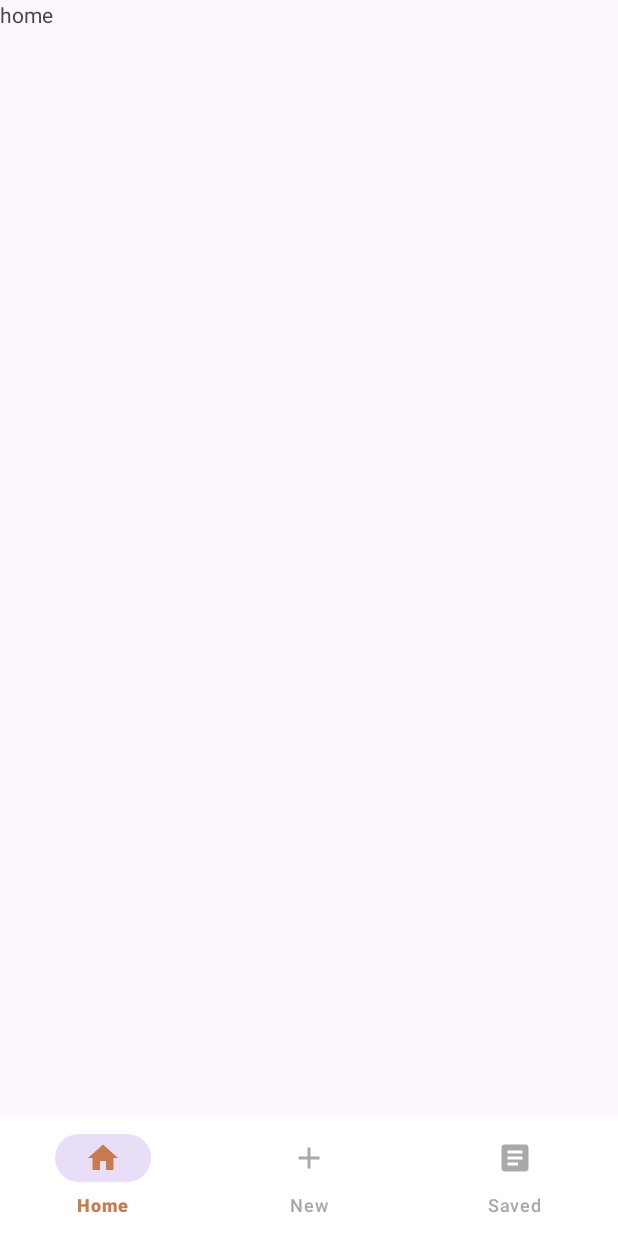
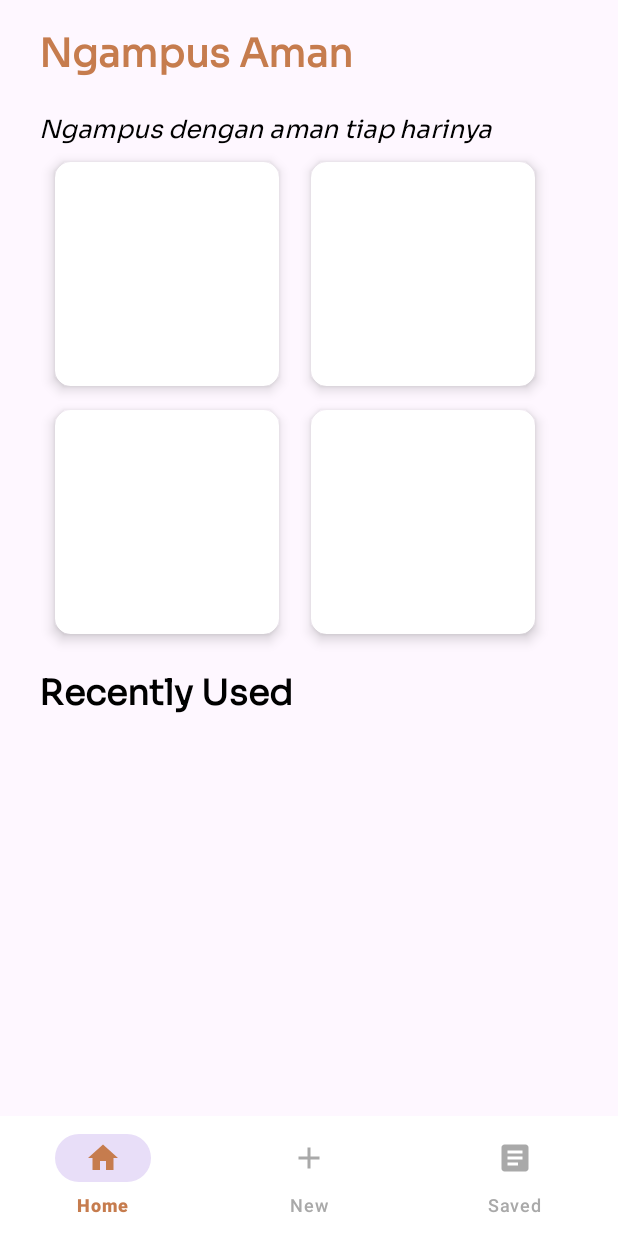
Before and after one commit to YosepEChristo/Hape, an Android app: the screen it shows after launch (MainActivity), on a phone screen of 412 x 824 dp. Run offline under Robolectric (Android 15) with nearby library versions, the phone set to English and light mode, and no system bars; our stand-ins replace navigation-ui, sdp/ssp sizes.

Commit message:
Home Page Edit

```diff
--- a/app/src/main/AndroidManifest.xml
+++ b/app/src/main/AndroidManifest.xml
@@ -13,7 +13,7 @@
         android:theme="@style/Theme.NgampusAman"
         tools:targetApi="31">
         <activity
-            android:name=".MainActivity"
+            android:name=".ui.Activity.MainActivity"
             android:exported="true">
             <intent-filter>
                 <action android:name="android.intent.action.MAIN" />
--- a/app/src/main/java/com/example/ngampusaman/MainActivity.kt
+++ b/app/src/main/java/com/example/ngampusaman/ui/Activity/MainActivity.kt
@@ -1,9 +1,10 @@
-package com.example.ngampusaman
+package com.example.ngampusaman.ui.Activity
 
 import androidx.appcompat.app.AppCompatActivity
 import android.os.Bundle
 import androidx.navigation.Navigation
 import androidx.navigation.ui.NavigationUI
+import com.example.ngampusaman.R
 import com.google.android.material.bottomnavigation.BottomNavigationView
 
 class MainActivity : AppCompatActivity() {
@@ -12,7 +13,7 @@ class MainActivity : AppCompatActivity() {
         setContentView(R.layout.activity_main)
 
         val bottomNavigation = findViewById<BottomNavigationView>(R.id.btm_nav)
-        val navController = Navigation.findNavController(this,R.id.host_fragment)
+        val navController = Navigation.findNavController(this, R.id.host_fragment)
 
         NavigationUI.setupWithNavController(bottomNavigation,navController)
     }
--- a/app/src/main/java/com/example/ngampusaman/SavedFragment.kt
+++ b/app/src/main/java/com/example/ngampusaman/ui/Fragment/HomeFragment.kt
@@ -1,10 +1,11 @@
-package com.example.ngampusaman
+package com.example.ngampusaman.ui.Fragment
 
 import android.os.Bundle
 import androidx.fragment.app.Fragment
 import android.view.LayoutInflater
 import android.view.View
 import android.view.ViewGroup
+import com.example.ngampusaman.R
 
 // TODO: Rename parameter arguments, choose names that match
 // the fragment initialization parameters, e.g. ARG_ITEM_NUMBER
@@ -13,10 +14,10 @@ private const val ARG_PARAM2 = "param2"
 
 /**
  * A simple [Fragment] subclass.
- * Use the [SavedFragment.newInstance] factory method to
+ * Use the [HomeFragment.newInstance] factory method to
  * create an instance of this fragment.
  */
-class SavedFragment : Fragment() {
+class HomeFragment : Fragment() {
     // TODO: Rename and change types of parameters
     private var param1: String? = null
     private var param2: String? = null
@@ -34,7 +35,7 @@ class SavedFragment : Fragment() {
         savedInstanceState: Bundle?
     ): View? {
         // Inflate the layout for this fragment
-        return inflater.inflate(R.layout.fragment_saved, container, false)
+        return inflater.inflate(R.layout.fragment_home, container, false)
     }
 
     companion object {
@@ -44,12 +45,12 @@ class SavedFragment : Fragment() {
          *
          * @param param1 Parameter 1.
          * @param param2 Parameter 2.
-         * @return A new instance of fragment SavedFragment.
+         * @return A new instance of fragment HomeFragment.
          */
         // TODO: Rename and change types and number of parameters
         @JvmStatic
         fun newInstance(param1: String, param2: String) =
-            SavedFragment().apply {
+            HomeFragment().apply {
                 arguments = Bundle().apply {
                     putString(ARG_PARAM1, param1)
                     putString(ARG_PARAM2, param2)
--- a/app/src/main/java/com/example/ngampusaman/TemplateFragment.kt
+++ b/app/src/main/java/com/example/ngampusaman/ui/Fragment/SavedFragment.kt
@@ -1,10 +1,11 @@
-package com.example.ngampusaman
+package com.example.ngampusaman.ui.Fragment
 
 import android.os.Bundle
 import androidx.fragment.app.Fragment
 import android.view.LayoutInflater
 import android.view.View
 import android.view.ViewGroup
+import com.example.ngampusaman.R
 
 // TODO: Rename parameter arguments, choose names that match
 // the fragment initialization parameters, e.g. ARG_ITEM_NUMBER
@@ -13,10 +14,10 @@ private const val ARG_PARAM2 = "param2"
 
 /**
  * A simple [Fragment] subclass.
- * Use the [TemplateFragment.newInstance] factory method to
+ * Use the [SavedFragment.newInstance] factory method to
  * create an instance of this fragment.
  */
-class TemplateFragment : Fragment() {
+class SavedFragment : Fragment() {
     // TODO: Rename and change types of parameters
     private var param1: String? = null
     private var param2: String? = null
@@ -34,7 +35,7 @@ class TemplateFragment : Fragment() {
         savedInstanceState: Bundle?
     ): View? {
         // Inflate the layout for this fragment
-        return inflater.inflate(R.layout.fragment_template, container, false)
+        return inflater.inflate(R.layout.fragment_saved, container, false)
     }
 
     companion object {
@@ -44,12 +45,12 @@ class TemplateFragment : Fragment() {
          *
          * @param param1 Parameter 1.
          * @param param2 Parameter 2.
-         * @return A new instance of fragment TemplateFragment.
+         * @return A new instance of fragment SavedFragment.
          */
         // TODO: Rename and change types and number of parameters
         @JvmStatic
         fun newInstance(param1: String, param2: String) =
-            TemplateFragment().apply {
+            SavedFragment().apply {
                 arguments = Bundle().apply {
                     putString(ARG_PARAM1, param1)
                     putString(ARG_PARAM2, param2)
--- a/app/src/main/java/com/example/ngampusaman/HomeFragment.kt
+++ b/app/src/main/java/com/example/ngampusaman/ui/Fragment/TemplateFragment.kt
@@ -1,10 +1,11 @@
-package com.example.ngampusaman
+package com.example.ngampusaman.ui.Fragment
 
 import android.os.Bundle
 import androidx.fragment.app.Fragment
 import android.view.LayoutInflater
 import android.view.View
 import android.view.ViewGroup
+import com.example.ngampusaman.R
 
 // TODO: Rename parameter arguments, choose names that match
 // the fragment initialization parameters, e.g. ARG_ITEM_NUMBER
@@ -13,10 +14,10 @@ private const val ARG_PARAM2 = "param2"
 
 /**
  * A simple [Fragment] subclass.
- * Use the [HomeFragment.newInstance] factory method to
+ * Use the [TemplateFragment.newInstance] factory method to
  * create an instance of this fragment.
  */
-class HomeFragment : Fragment() {
+class TemplateFragment : Fragment() {
     // TODO: Rename and change types of parameters
     private var param1: String? = null
     private var param2: String? = null
@@ -34,7 +35,7 @@ class HomeFragment : Fragment() {
         savedInstanceState: Bundle?
     ): View? {
         // Inflate the layout for this fragment
-        return inflater.inflate(R.layout.fragment_home, container, false)
+        return inflater.inflate(R.layout.fragment_template, container, false)
     }
 
     companion object {
@@ -44,12 +45,12 @@ class HomeFragment : Fragment() {
          *
          * @param param1 Parameter 1.
          * @param param2 Parameter 2.
-         * @return A new instance of fragment HomeFragment.
+         * @return A new instance of fragment TemplateFragment.
          */
         // TODO: Rename and change types and number of parameters
         @JvmStatic
         fun newInstance(param1: String, param2: String) =
-            HomeFragment().apply {
+            TemplateFragment().apply {
                 arguments = Bundle().apply {
                     putString(ARG_PARAM1, param1)
                     putString(ARG_PARAM2, param2)
--- a/app/src/main/res/font/fonts.xml
+++ /dev/null
@@ -1,4 +0,0 @@
-<?xml version="1.0" encoding="utf-8"?>
-<font-family xmlns:android="http://schemas.android.com/apk/res/android">
-
-</font-family>
--- a/app/src/main/res/layout/activity_main.xml
+++ b/app/src/main/res/layout/activity_main.xml
@@ -4,7 +4,7 @@
     xmlns:tools="http://schemas.android.com/tools"
     android:layout_width="match_parent"
     android:layout_height="match_parent"
-    tools:context=".MainActivity">
+    tools:context=".ui.Activity.MainActivity">
 
     <fragment
         android:id="@+id/host_fragment"
--- a/app/src/main/res/layout/fragment_home.xml
+++ b/app/src/main/res/layout/fragment_home.xml
@@ -1,14 +1,121 @@
 <?xml version="1.0" encoding="utf-8"?>
-<FrameLayout xmlns:android="http://schemas.android.com/apk/res/android"
+<LinearLayout xmlns:android="http://schemas.android.com/apk/res/android"
     xmlns:tools="http://schemas.android.com/tools"
     android:layout_width="match_parent"
+    android:orientation="vertical"
     android:layout_height="match_parent"
-    tools:context=".HomeFragment">
+    xmlns:app="http://schemas.android.com/apk/res-auto"
+    tools:context=".ui.Fragment.HomeFragment">
+    <TextView
+        android:id="@+id/header_home"
+        android:layout_width="wrap_content"
+        android:layout_height="wrap_content"
+        android:layout_marginStart="@dimen/_20sdp"
+        android:layout_marginTop="@dimen/_10sdp"
+        android:fontFamily="@font/sora"
+        android:text="@string/headerHome"
+        android:textColor="@color/brown"
+        android:textSize="@dimen/_20ssp"
+        android:textStyle="bold" />
 
-    <!-- TODO: Update blank fragment layout -->
-    <TextView
+    <ScrollView
         android:layout_width="match_parent"
         android:layout_height="match_parent"
-        android:text="home" />
+        android:layout_weight="1"
+        android:layout_marginStart="@dimen/_20sdp"
+        android:layout_marginEnd="@dimen/_20sdp">
 
-</FrameLayout>
+        <androidx.constraintlayout.widget.ConstraintLayout
+            android:layout_width="wrap_content"
+            android:layout_height="wrap_content"
+            >
+
+            <TextView
+                android:id="@+id/motto"
+                android:layout_width="match_parent"
+                android:layout_height="wrap_content"
+                android:layout_marginTop="@dimen/_15ssp"
+                android:fontFamily="@font/sora"
+                android:text="Ngampus dengan aman tiap harinya"
+                android:textColor="@color/black"
+                android:textSize="@dimen/_13ssp"
+                android:textStyle="italic"
+                app:layout_constraintTop_toTopOf="parent" />
+
+            <androidx.cardview.widget.CardView
+                android:id="@+id/cv_one"
+                android:layout_width="@dimen/_115sdp"
+                android:layout_height="@dimen/_115sdp"
+                android:layout_margin="@dimen/_8ssp"
+                android:layout_marginTop="8dp"
+                app:cardBackgroundColor="@color/white"
+                app:cardCornerRadius="@dimen/_8ssp"
+                app:cardElevation="@dimen/_4ssp"
+                app:layout_constraintEnd_toStartOf="@id/cv_two"
+                app:layout_constraintHorizontal_chainStyle="packed"
+                app:layout_constraintStart_toStartOf="parent"
+                app:layout_constraintTop_toBottomOf="@id/motto">
+            </androidx.cardview.widget.CardView>
+
+
+            <androidx.cardview.widget.CardView
+                android:id="@+id/cv_two"
+                android:layout_width="@dimen/_115sdp"
+                android:layout_height="@dimen/_115sdp"
+                android:layout_margin="@dimen/_8ssp"
+                app:cardBackgroundColor="@color/white"
+                app:cardCornerRadius="@dimen/_8ssp"
+                app:cardElevation="@dimen/_4ssp"
+                app:layout_constraintEnd_toEndOf="parent"
+                app:layout_constraintStart_toEndOf="@id/cv_one"
+                app:layout_constraintTop_toBottomOf="@id/motto">
+            </androidx.cardview.widget.CardView>
+
+
+            <androidx.cardview.widget.CardView
+                android:id="@+id/cv_three"
+                android:layout_width="@dimen/_115sdp"
+                android:layout_height="@dimen/_115sdp"
+                android:layout_marginTop="16dp"
+                app:cardBackgroundColor="@color/white"
+                app:cardCornerRadius="@dimen/_8ssp"
+                app:cardElevation="@dimen/_4ssp"
+                app:layout_constraintEnd_toEndOf="@id/cv_one"
+                app:layout_constraintHorizontal_chainStyle="packed"
+                app:layout_constraintStart_toStartOf="@id/cv_one"
+                app:layout_constraintTop_toBottomOf="@id/cv_one">
+            </androidx.cardview.widget.CardView>
+
+
+            <androidx.cardview.widget.CardView
+                android:id="@+id/cv_four"
+                android:layout_width="@dimen/_115sdp"
+                android:layout_height="@dimen/_115sdp"
+                android:layout_margin="@dimen/_8ssp"
+                app:cardBackgroundColor="@color/white"
+                app:cardCornerRadius="@dimen/_8ssp"
+                app:cardElevation="@dimen/_4ssp"
+                app:layout_constraintBottom_toBottomOf="@id/cv_three"
+                app:layout_constraintEnd_toEndOf="@id/cv_two"
+                app:layout_constraintStart_toStartOf="@id/cv_two"
+                app:layout_constraintTop_toTopOf="@id/cv_three">
+            </androidx.cardview.widget.CardView>
+
+            <TextView
+                android:id="@+id/recentused"
+                android:layout_width="match_parent"
+                android:layout_height="wrap_content"
+                android:layout_marginTop="@dimen/_15ssp"
+                android:fontFamily="@font/sora"
+                android:text="Recently Used"
+                android:textColor="@color/black"
+                android:textSize="@dimen/_18ssp"
+                android:textStyle="bold"
+                app:layout_constraintTop_toBottomOf="@id/cv_three" />
+
+
+        </androidx.constraintlayout.widget.ConstraintLayout>
+    </ScrollView>
+
+
+</LinearLayout>
--- a/app/src/main/res/layout/fragment_saved.xml
+++ b/app/src/main/res/layout/fragment_saved.xml
@@ -3,7 +3,7 @@
     xmlns:tools="http://schemas.android.com/tools"
     android:layout_width="match_parent"
     android:layout_height="match_parent"
-    tools:context=".SavedFragment">
+    tools:context=".ui.Fragment.SavedFragment">
 
     <!-- TODO: Update blank fragment layout -->
     <TextView
--- a/app/src/main/res/layout/fragment_template.xml
+++ b/app/src/main/res/layout/fragment_template.xml
@@ -3,7 +3,7 @@
     xmlns:tools="http://schemas.android.com/tools"
     android:layout_width="match_parent"
     android:layout_height="match_parent"
-    tools:context=".TemplateFragment">
+    tools:context=".ui.Fragment.TemplateFragment">
 
     <!-- TODO: Update blank fragment layout -->
     <TextView
--- a/app/src/main/res/navigation/nav_graph.xml
+++ b/app/src/main/res/navigation/nav_graph.xml
@@ -7,17 +7,17 @@
 
     <fragment
         android:id="@+id/homeFragment"
-        android:name="com.example.ngampusaman.HomeFragment"
+        android:name="com.example.ngampusaman.ui.Fragment.HomeFragment"
         android:label="fragment_home"
         tools:layout="@layout/fragment_home" />
     <fragment
         android:id="@+id/templateFragment"
-        android:name="com.example.ngampusaman.TemplateFragment"
+        android:name="com.example.ngampusaman.ui.Fragment.TemplateFragment"
         android:label="fragment_template"
         tools:layout="@layout/fragment_template" />
     <fragment
         android:id="@+id/savedFragment"
-        android:name="com.example.ngampusaman.SavedFragment"
+        android:name="com.example.ngampusaman.ui.Fragment.SavedFragment"
         android:label="fragment_saved"
         tools:layout="@layout/fragment_saved" />
 </navigation>
--- a/app/src/main/res/values/strings.xml
+++ b/app/src/main/res/values/strings.xml
@@ -2,4 +2,5 @@
     <string name="app_name">NgampusAman</string>
     <!-- TODO: Remove or change this placeholder text -->
     <string name="hello_blank_fragment">Hello blank fragment</string>
+    <string name="headerHome">Ngampus Aman</string>
 </resources>
```
Also changed, not shown: app/build.gradle.kts (+8 -1 lines), app/src/main/res/font/sora.ttf (added).
